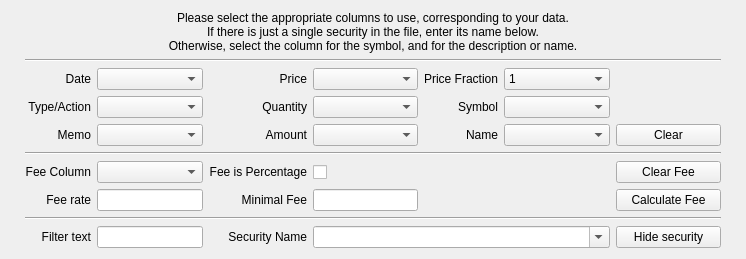
First picture: the form in kmymoney/plugins/csvimport/investmentwizardpage.ui, repository KDE/kmymoney, before the edit.
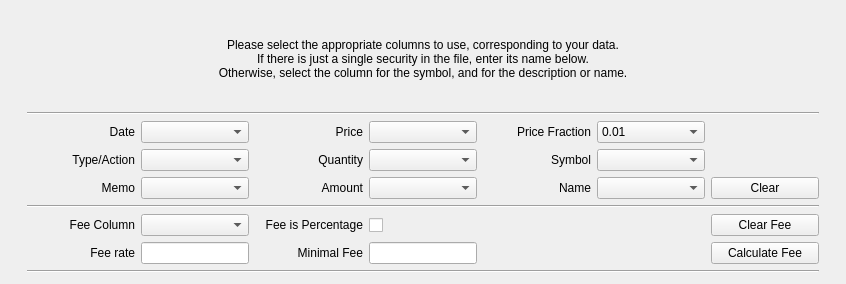
Second picture: the form after the edit.

The edit to the form file:
```diff
--- a/kmymoney/plugins/csvimport/investmentwizardpage.ui
+++ b/kmymoney/plugins/csvimport/investmentwizardpage.ui
@@ -2,6 +2,14 @@
 <ui version="4.0">
  <class>InvestmentPage</class>
  <widget class="QWidget" name="InvestmentPage">
+  <property name="geometry">
+   <rect>
+    <x>0</x>
+    <y>0</y>
+    <width>846</width>
+    <height>284</height>
+   </rect>
+  </property>
   <property name="sizePolicy">
    <sizepolicy hsizetype="Expanding" vsizetype="Expanding">
     <horstretch>0</horstretch>
@@ -55,7 +63,7 @@
       </widget>
      </item>
      <item>
-      <layout class="QGridLayout" name="gridLayout" columnstretch="0,5,0,5,0,5,5">
+      <layout class="QGridLayout" name="gridLayout" columnstretch="0,0,0,0,0,0,0">
        <item row="0" column="0" colspan="7">
         <widget class="Line" name="line_3">
          <property name="sizePolicy">
@@ -69,23 +77,6 @@
          </property>
         </widget>
        </item>
-       <item row="10" column="6">
-        <widget class="QPushButton" name="buttonInv_hideSecurity">
-         <property name="sizePolicy">
-          <sizepolicy hsizetype="Preferred" vsizetype="Preferred">
-           <horstretch>0</horstretch>
-           <verstretch>0</verstretch>
-          </sizepolicy>
-         </property>
-         <property name="toolTip">
-          <string>Remove security name from selection list.
-It does not affect the underlying security itself.</string>
-         </property>
-         <property name="text">
-          <string>Hide security</string>
-         </property>
-        </widget>
-       </item>
        <item row="3" column="0">
         <widget class="QLabel" name="labelInv_memo">
          <property name="accessibleName">
@@ -144,9 +135,6 @@
 between imported and stored prices. For instance, if the
 import price is in cents but the file is priced in dollars, select 0.01.</string>
          </property>
-         <property name="currentIndex">
-          <number>2</number>
-         </property>
          <property name="maxVisibleItems">
           <number>5</number>
          </property>
@@ -215,6 +203,22 @@
          </property>
         </widget>
        </item>
+       <item row="1" column="1">
+        <widget class="QComboBox" name="comboBoxInv_dateCol">
+         <property name="sizePolicy">
+          <sizepolicy hsizetype="Preferred" vsizetype="Preferred">
+           <horstretch>0</horstretch>
+           <verstretch>0</verstretch>
+          </sizepolicy>
+         </property>
+         <property name="toolTip">
+          <string>Select column containing date field.</string>
+         </property>
+         <property name="maxVisibleItems">
+          <number>12</number>
+         </property>
+        </widget>
+       </item>
        <item row="3" column="2">
         <widget class="QLabel" name="labelInv_amount">
          <property name="enabled">
@@ -244,22 +248,6 @@
          </property>
         </widget>
        </item>
-       <item row="1" column="1">
-        <widget class="QComboBox" name="comboBoxInv_dateCol">
-         <property name="sizePolicy">
-          <sizepolicy hsizetype="Preferred" vsizetype="Preferred">
-           <horstretch>0</horstretch>
-           <verstretch>0</verstretch>
-          </sizepolicy>
-         </property>
-         <property name="toolTip">
-          <string>Select column containing date field.</string>
-         </property>
-         <property name="maxVisibleItems">
-          <number>12</number>
-         </property>
-        </widget>
-       </item>
        <item row="1" column="3">
         <widget class="QComboBox" name="comboBoxInv_priceCol">
          <property name="sizePolicy">
@@ -276,6 +264,21 @@
          </property>
         </widget>
        </item>
+       <item row="2" column="5">
+        <widget class="QComboBox" name="comboBoxInv_symbolCol">
+         <property name="sizePolicy">
+          <sizepolicy hsizetype="Preferred" vsizetype="Preferred">
+           <horstretch>0</horstretch>
+           <verstretch>0</verstretch>
+          </sizepolicy>
+         </property>
+         <property name="toolTip">
+          <string>If more than one stock is present in the file,
+and if the stock symbols are shown in one of the columns,
+select it here.</string>
+         </property>
+        </widget>
+       </item>
        <item row="3" column="6">
         <widget class="QPushButton" name="button_clear">
          <property name="sizePolicy">
@@ -292,6 +295,19 @@
          </property>
         </widget>
        </item>
+       <item row="9" column="0" colspan="7">
+        <widget class="Line" name="line_2">
+         <property name="sizePolicy">
+          <sizepolicy hsizetype="Expanding" vsizetype="Preferred">
+           <horstretch>0</horstretch>
+           <verstretch>0</verstretch>
+          </sizepolicy>
+         </property>
+         <property name="orientation">
+          <enum>Qt::Horizontal</enum>
+         </property>
+        </widget>
+       </item>
        <item row="1" column="4">
         <widget class="QLabel" name="labelInv_priceFraction">
          <property name="maximumSize">
@@ -311,21 +327,6 @@
          </property>
         </widget>
        </item>
-       <item row="2" column="5">
-        <widget class="QComboBox" name="comboBoxInv_symbolCol">
-         <property name="sizePolicy">
-          <sizepolicy hsizetype="Preferred" vsizetype="Preferred">
-           <horstretch>0</horstretch>
-           <verstretch>0</verstretch>
-          </sizepolicy>
-         </property>
-         <property name="toolTip">
-          <string>If more than one stock is present in the file,
-and if the stock symbols are shown in one of the columns,
-select it here.</string>
-         </property>
-        </widget>
-       </item>
        <item row="2" column="4">
         <widget class="QLabel" name="labelInv_symbolCol">
          <property name="text">
@@ -360,35 +361,6 @@
          </property>
         </widget>
        </item>
-       <item row="10" column="2">
-        <widget class="QLabel" name="labelInv_security">
-         <property name="maximumSize">
-          <size>
-           <width>16777215</width>
-           <height>16777215</height>
-          </size>
-         </property>
-         <property name="accessibleName">
-          <string comment="name of security"/>
-         </property>
-         <property name="text">
-          <string>Security Name</string>
-         </property>
-         <property name="alignment">
-          <set>Qt::AlignRight|Qt::AlignTrailing|Qt::AlignVCenter</set>
-         </property>
-        </widget>
-       </item>
-       <item row="10" column="0">
-        <widget class="QLabel" name="labelInv_FilterText">
-         <property name="text">
-          <string>Filter text</string>
-         </property>
-         <property name="alignment">
-          <set>Qt::AlignRight|Qt::AlignTrailing|Qt::AlignVCenter</set>
-         </property>
-        </widget>
-       </item>
        <item row="7" column="2">
         <widget class="QLabel" name="labelInv_feeIsPercentage">
          <property name="text">
@@ -415,6 +387,22 @@
          </property>
         </widget>
        </item>
+       <item row="7" column="3" alignment="Qt::AlignRight">
+        <widget class="QCheckBox" name="checkBoxInv_feeIsPercentage">
+         <property name="sizePolicy">
+          <sizepolicy hsizetype="Preferred" vsizetype="Preferred">
+           <horstretch>0</horstretch>
+           <verstretch>0</verstretch>
+          </sizepolicy>
+         </property>
+         <property name="toolTip">
+          <string>Check box if any fee is a percentage figure rather than a value.</string>
+         </property>
+         <property name="layoutDirection">
+          <enum>Qt::RightToLeft</enum>
+         </property>
+        </widget>
+       </item>
        <item row="2" column="1">
         <widget class="QComboBox" name="comboBoxInv_typeCol">
          <property name="sizePolicy">
@@ -449,20 +437,14 @@
          </property>
         </widget>
        </item>
-       <item row="7" column="3" alignment="Qt::AlignRight">
-        <widget class="QCheckBox" name="checkBoxInv_feeIsPercentage">
+       <item row="8" column="1">
+        <widget class="QLineEdit" name="lineEdit_feeRate">
          <property name="sizePolicy">
           <sizepolicy hsizetype="Preferred" vsizetype="Preferred">
            <horstretch>0</horstretch>
            <verstretch>0</verstretch>
           </sizepolicy>
          </property>
-         <property name="toolTip">
-          <string>Check box if any fee is a percentage figure rather than a value.</string>
-         </property>
-         <property name="layoutDirection">
-          <enum>Qt::RightToLeft</enum>
-         </property>
         </widget>
        </item>
        <item row="8" column="0">
@@ -475,8 +457,8 @@
          </property>
         </widget>
        </item>
-       <item row="8" column="1">
-        <widget class="QLineEdit" name="lineEdit_feeRate">
+       <item row="8" column="3">
+        <widget class="QLineEdit" name="lineEdit_minFee">
          <property name="sizePolicy">
           <sizepolicy hsizetype="Preferred" vsizetype="Preferred">
            <horstretch>0</horstretch>
@@ -516,31 +498,6 @@
          </property>
         </widget>
        </item>
-       <item row="10" column="1">
-        <widget class="QLineEdit" name="lineEdit_filter">
-         <property name="sizePolicy">
-          <sizepolicy hsizetype="Preferred" vsizetype="Preferred">
-           <horstretch>0</horstretch>
-           <verstretch>0</verstretch>
-          </sizepolicy>
-         </property>
-         <property name="toolTip">
-          <string>If the Name column has an activity type prefixed by a standard text,
-enter the text here. For instance, if a field contains, say, 'type: dividend',
-enter 'type: '.</string>
-         </property>
-        </widget>
-       </item>
-       <item row="8" column="3">
-        <widget class="QLineEdit" name="lineEdit_minFee">
-         <property name="sizePolicy">
-          <sizepolicy hsizetype="Preferred" vsizetype="Preferred">
-           <horstretch>0</horstretch>
-           <verstretch>0</verstretch>
-          </sizepolicy>
-         </property>
-        </widget>
-       </item>
        <item row="8" column="2">
         <widget class="QLabel" name="labelInv_feeMinValue">
          <property name="text">
@@ -551,6 +508,19 @@
          </property>
         </widget>
        </item>
+       <item row="6" column="0" colspan="7">
+        <widget class="Line" name="line">
+         <property name="sizePolicy">
+          <sizepolicy hsizetype="Expanding" vsizetype="Preferred">
+           <horstretch>0</horstretch>
+           <verstretch>0</verstretch>
+          </sizepolicy>
+         </property>
+         <property name="orientation">
+          <enum>Qt::Horizontal</enum>
+         </property>
+        </widget>
+       </item>
        <item row="7" column="6">
         <widget class="QPushButton" name="buttonInv_clearFee">
          <property name="sizePolicy">
@@ -577,58 +547,6 @@
          </property>
         </widget>
        </item>
-       <item row="10" column="3" colspan="3">
-        <widget class="QComboBox" name="comboBoxInv_securityName">
-         <property name="sizePolicy">
-          <sizepolicy hsizetype="Preferred" vsizetype="Preferred">
-           <horstretch>0</horstretch>
-           <verstretch>0</verstretch>
-          </sizepolicy>
-         </property>
-         <property name="toolTip">
-          <string>Alternatively, if the file contains just a single security, enter its name here.
-The names are retained and may be selected from the list here.</string>
-         </property>
-         <property name="editable">
-          <bool>true</bool>
-         </property>
-         <property name="maxVisibleItems">
-          <number>12</number>
-         </property>
-         <property name="insertPolicy">
-          <enum>QComboBox::InsertAlphabetically</enum>
-         </property>
-         <property name="autoCompletion">
-          <bool>false</bool>
-         </property>
-        </widget>
-       </item>
-       <item row="6" column="0" colspan="7">
-        <widget class="Line" name="line">
-         <property name="sizePolicy">
-          <sizepolicy hsizetype="Expanding" vsizetype="Preferred">
-           <horstretch>0</horstretch>
-           <verstretch>0</verstretch>
-          </sizepolicy>
-         </property>
-         <property name="orientation">
-          <enum>Qt::Horizontal</enum>
-         </property>
-        </widget>
-       </item>
-       <item row="9" column="0" colspan="7">
-        <widget class="Line" name="line_2">
-         <property name="sizePolicy">
-          <sizepolicy hsizetype="Expanding" vsizetype="Preferred">
-           <horstretch>0</horstretch>
-           <verstretch>0</verstretch>
-          </sizepolicy>
-         </property>
-         <property name="orientation">
-          <enum>Qt::Horizontal</enum>
-         </property>
-        </widget>
-       </item>
       </layout>
      </item>
     </layout>
```
